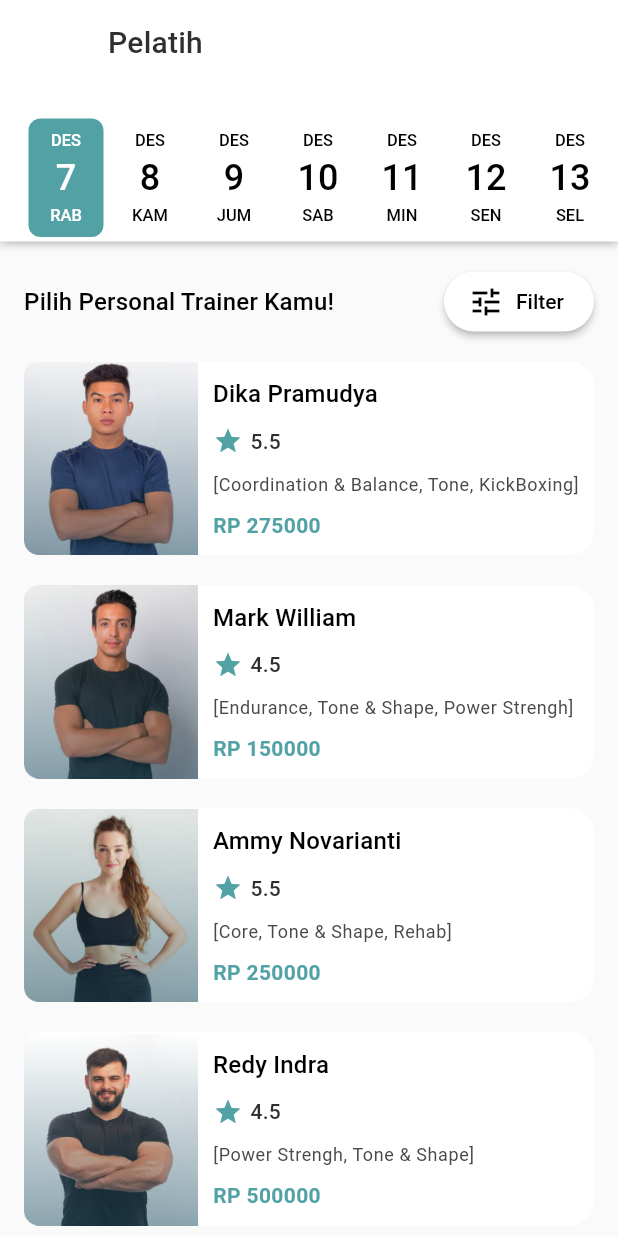
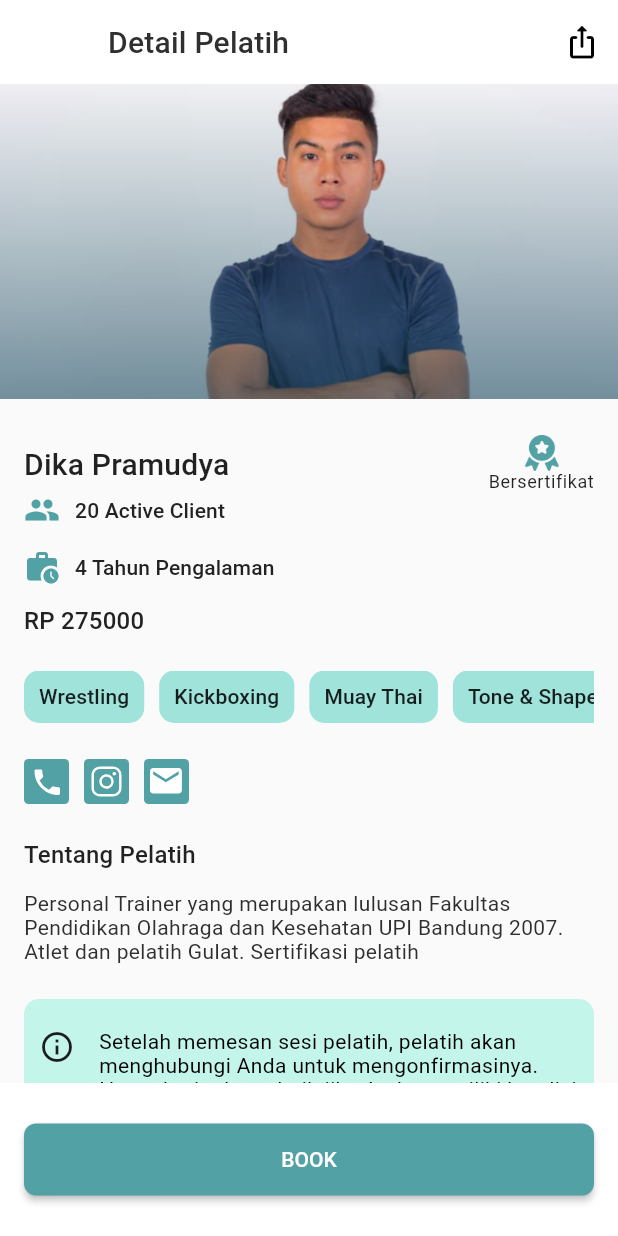
Before and after one commit to Group10CapstoneProject/Flutter, a Flutter app: the TrainersScreen screen opened directly, after a tap on "Dika Pramudya", on a phone screen of 412 x 824 dp. Run offline on Flutter 3.47's test engine with Material 2 defaults, Android fonts, the phone set to English and light mode, and no system bars; drawn by our look-alikes of date_picker_timeline; our stand-ins replace dio, flutter_svg, font_awesome_flutter, google_fonts, shared_preferences; accounts and stored records are empty.

Commit message:
menambahkan halaman detail pelatih

```diff
--- /dev/null
+++ b/lib/model/category_trainer_model.dart
@@ -0,0 +1,16 @@
+class Category {
+  String name;
+
+  Category({
+    required this.name,
+  });
+}
+
+var categoryList = [
+  Category(name: 'Wrestling'),
+  Category(name: 'Kickboxing'),
+  Category(name: 'Muay Thai'),
+  Category(name: 'Tone & Shape'),
+  Category(name: 'MMA'),
+  Category(name: 'Core'),
+];
--- a/lib/screen/main/widget/trainers_screen.dart
+++ b/lib/screen/main/widget/trainers_screen.dart
@@ -1,6 +1,7 @@
 import 'package:capstone_alterra_flutter/provider/class_provider.dart';
 import 'package:capstone_alterra_flutter/provider/trainer_provider.dart';
 import 'package:capstone_alterra_flutter/screen/trainers/all_trainers.dart';
+import 'package:capstone_alterra_flutter/screen/trainers/filter_trainers.dart';
 import 'package:capstone_alterra_flutter/styles/theme.dart';
 import 'package:date_picker_timeline/date_picker_timeline.dart';
 import 'package:flutter/material.dart';
@@ -110,13 +111,16 @@ class _TrainersScreenState extends State<TrainersScreen> {
       child: Row(
         mainAxisAlignment: MainAxisAlignment.spaceBetween,
         children: [
-          Text(
+          Expanded(
+            child: Text(
               'Pilih Personal Trainer Kamu!',
               style: kSubtitle1.copyWith(
                 color: blackColor,
               ),
             ),
-          SizedBox(
+          ),
+          Flexible(
+            child: SizedBox(
               height: 40,
               width: 100,
               child: ElevatedButton.icon(
@@ -126,7 +130,14 @@ class _TrainersScreenState extends State<TrainersScreen> {
                     borderRadius: BorderRadius.circular(50),
                   ),
                 ),
-              onPressed: () {},
+                onPressed: () {
+                  Navigator.push(
+                    context,
+                    MaterialPageRoute(
+                      builder: (context) => const TrainerFilterScreen(),
+                    ),
+                  );
+                },
                 icon: Icon(
                   Icons.tune,
                   color: blackColor,
@@ -139,6 +150,7 @@ class _TrainersScreenState extends State<TrainersScreen> {
                 ),
               ),
             ),
+          ),
         ],
       ),
     );
--- a/lib/screen/trainers/all_trainers.dart
+++ b/lib/screen/trainers/all_trainers.dart
@@ -1,4 +1,5 @@
 import 'package:capstone_alterra_flutter/model/trainers_model.dart';
+import 'package:capstone_alterra_flutter/screen/trainers/details_trainers.dart';
 import 'package:capstone_alterra_flutter/styles/theme.dart';
 import 'package:flutter/material.dart';
 import 'package:google_fonts/google_fonts.dart';
@@ -11,7 +12,15 @@ class AllTrainers extends StatelessWidget {
   @override
   Widget build(BuildContext context) {
     return GestureDetector(
-      onTap: () {},
+      onTap: () {
+        Navigator.push(
+          context,
+          MaterialPageRoute(
+            builder: (context) =>
+                DetailTrainerScreen(detailTrainer: trainerModel),
+          ),
+        );
+      },
       child: Padding(
         padding: const EdgeInsets.only(top: 20, left: 16, right: 16),
         child: Container(
--- /dev/null
+++ b/lib/screen/trainers/details_trainers.dart
@@ -0,0 +1,249 @@
+import 'package:capstone_alterra_flutter/model/category_trainer_model.dart';
+import 'package:capstone_alterra_flutter/model/trainers_model.dart';
+import 'package:capstone_alterra_flutter/styles/theme.dart';
+import 'package:flutter/material.dart';
+import 'package:flutter/services.dart';
+import 'package:flutter_svg/flutter_svg.dart';
+
+class DetailTrainerScreen extends StatelessWidget {
+  final TrainerModel detailTrainer;
+  const DetailTrainerScreen({super.key, required this.detailTrainer});
+
+  @override
+  Widget build(BuildContext context) {
+    return Scaffold(
+      appBar: AppBar(
+        elevation: 0,
+        backgroundColor: whiteColor,
+        systemOverlayStyle: const SystemUiOverlayStyle(
+            statusBarIconBrightness: Brightness.dark,
+            statusBarBrightness: Brightness.light),
+        iconTheme: IconThemeData(color: whiteColor),
+        title: Text(
+          'Detail Pelatih',
+          style: kHeading6.copyWith(color: blackLight),
+        ),
+        actions: [
+          IconButton(
+            onPressed: () {},
+            icon: const Icon(Icons.ios_share_rounded),
+            color: blackColor,
+          )
+        ],
+      ),
+      body: SingleChildScrollView(
+        child: Column(
+          children: [
+            // Image
+            SizedBox(
+              child: Image.asset(
+                'assets/trainer/Foto.png',
+                width: MediaQuery.of(context).size.width,
+                height: 210,
+                fit: BoxFit.cover,
+              ),
+            ),
+
+            Padding(
+              padding: const EdgeInsets.symmetric(horizontal: 16, vertical: 24),
+              child: Column(
+                children: [
+                  Row(
+                    mainAxisAlignment: MainAxisAlignment.spaceBetween,
+                    children: [
+                      Expanded(
+                        child: Text(detailTrainer.name, style: kHeading6),
+                      ),
+                      Flexible(
+                        child: Column(
+                          children: [
+                            Image.asset(
+                              'assets/trainer/medal.png',
+                              height: 24,
+                              width: 24,
+                            ),
+                            Text(
+                              'Bersertifikat',
+                              style: kCaption,
+                            )
+                          ],
+                        ),
+                      )
+                    ],
+                  ),
+                  Column(
+                    crossAxisAlignment: CrossAxisAlignment.start,
+                    children: [
+                      Row(
+                        children: [
+                          Icon(
+                            Icons.people,
+                            size: 24,
+                            color: primaryBase,
+                          ),
+                          const SizedBox(
+                            width: 10.0,
+                          ),
+                          Text(
+                            '20 Active Client',
+                            style: kSubtitle2.copyWith(color: blackBase),
+                          ),
+                        ],
+                      ),
+                      const SizedBox(
+                        height: 14.0,
+                      ),
+                      Row(
+                        children: [
+                          Icon(
+                            Icons.work_history,
+                            size: 24,
+                            color: primaryBase,
+                          ),
+                          const SizedBox(
+                            width: 10.0,
+                          ),
+                          Text(
+                            '${detailTrainer.experience} Tahun Pengalaman',
+                            style: kSubtitle2.copyWith(color: blackBase),
+                          ),
+                        ],
+                      ),
+                      const SizedBox(
+                        height: 14.0,
+                      ),
+                      Text(
+                        'RP ${detailTrainer.price}',
+                        style: kSubtitle1.copyWith(color: blackBase),
+                      ),
+                    ],
+                  ),
+                  Container(
+                    margin: const EdgeInsets.symmetric(vertical: 24),
+                    height: 35,
+                    child: ListView.separated(
+                      itemCount: categoryList.length,
+                      scrollDirection: Axis.horizontal,
+                      itemBuilder: (context, index) {
+                        final categoryPelat = categoryList[index];
+                        return Container(
+                          // margin: EdgeInsets.only(left: 16),
+                          padding: const EdgeInsets.symmetric(
+                              vertical: 8, horizontal: 10),
+                          decoration: BoxDecoration(
+                              borderRadius: BorderRadius.circular(10),
+                              color: primaryLighter),
+                          child: Center(
+                            child: Text(
+                              categoryPelat.name,
+                              style: kSubtitle2,
+                            ),
+                          ),
+                        );
+                      },
+                      separatorBuilder: (BuildContext context, int index) {
+                        return const SizedBox(
+                          width: 10.0,
+                        );
+                      },
+                    ),
+                  ),
+                  Row(
+                    children: [
+                      SvgPicture.asset('assets/trainer/phone.svg'),
+                      const SizedBox(
+                        width: 10.0,
+                      ),
+                      SvgPicture.asset('assets/trainer/instagram.svg'),
+                      const SizedBox(
+                        width: 10.0,
+                      ),
+                      SvgPicture.asset('assets/trainer/email.svg'),
+                    ],
+                  ),
+                  Padding(
+                    padding: const EdgeInsets.symmetric(vertical: 24),
+                    child: Column(
+                      crossAxisAlignment: CrossAxisAlignment.start,
+                      children: [
+                        Text(
+                          'Tentang Pelatih',
+                          style: kSubtitle1,
+                        ),
+                        const SizedBox(
+                          height: 15.0,
+                        ),
+                        Text(
+                          detailTrainer.description,
+                          style: kBody2.copyWith(color: blackLight),
+                        ),
+                      ],
+                    ),
+                  ),
+                  Container(
+                    decoration: BoxDecoration(
+                      color: primaryLightest,
+                      borderRadius: BorderRadius.circular(10),
+                    ),
+                    child: Padding(
+                      padding: const EdgeInsets.symmetric(
+                          vertical: 20, horizontal: 10),
+                      child: Row(
+                        crossAxisAlignment: CrossAxisAlignment.start,
+                        children: [
+                          const Icon(
+                            Icons.info_outline,
+                            size: 24,
+                            color: Color(0xFF1C1B1F),
+                          ),
+                          const SizedBox(
+                            width: 16.0,
+                          ),
+                          Expanded(
+                            child: Text(
+                              'Setelah memesan sesi pelatih, pelatih akan menghubungi Anda untuk mengonfirmasinya. Harap beri tahu pelatih jika Anda memiliki kondisi medis apa pun',
+                              style: kBody2.copyWith(color: blackColor),
+                            ),
+                          ),
+                        ],
+                      ),
+                    ),
+                  )
+                ],
+              ),
+            )
+          ],
+        ),
+      ),
+      bottomNavigationBar: Container(
+        color: whiteColor,
+        height: 102,
+        child: Column(
+          mainAxisAlignment: MainAxisAlignment.center,
+          children: [
+            Container(
+              height: 48,
+              width: double.infinity,
+              margin: const EdgeInsets.symmetric(
+                horizontal: 16,
+              ),
+              child: ElevatedButton(
+                onPressed: () {},
+                style: ElevatedButton.styleFrom(
+                  backgroundColor: primaryBase,
+                  padding: const EdgeInsets.symmetric(
+                    horizontal: 20,
+                  ),
+                  shape: RoundedRectangleBorder(
+                    borderRadius: BorderRadius.circular(8),
+                  ),
+                ),
+                child: const Text('BOOK'),
+              ),
+            ),
+          ],
+        ),
+      ),
+    );
+  }
+}
```
Also changed, not shown: lib/screen/trainers/filter_trainers.dart (added, +233 -0 lines), assets/trainer/email.svg (added), assets/trainer/instagram.svg (added), assets/trainer/medal.png (added), assets/trainer/note.svg (added), assets/trainer/phone.svg (added), assets/trainer/telpon.svg (added). Lines whose indentation alone changed are shown as unchanged.
